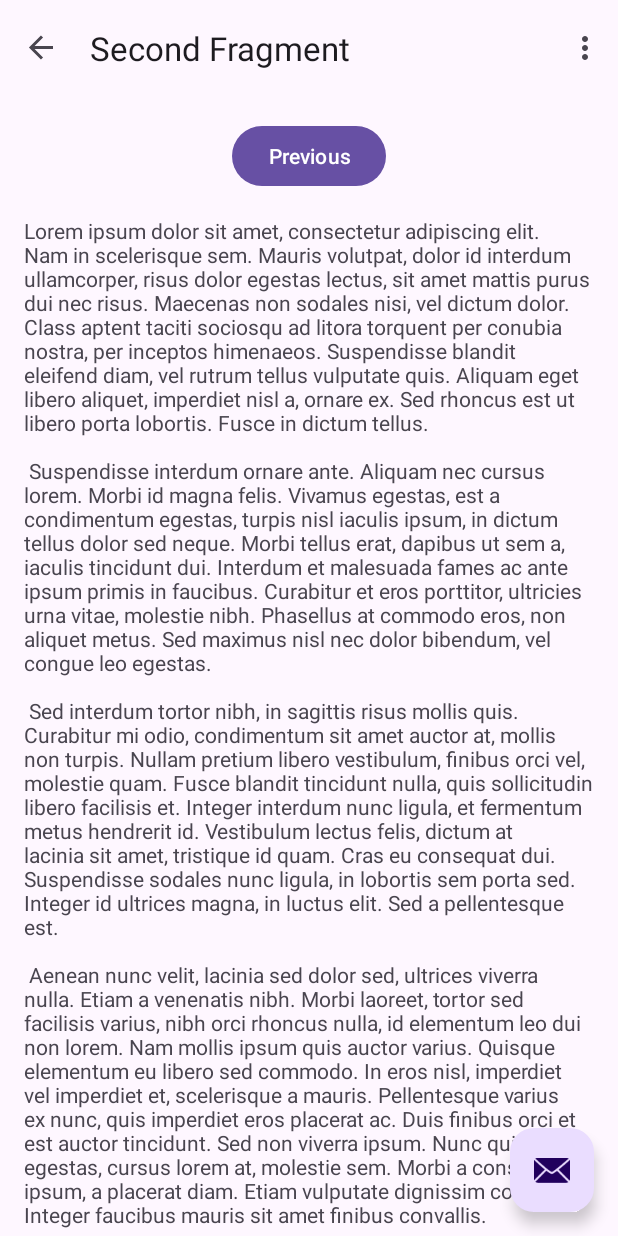
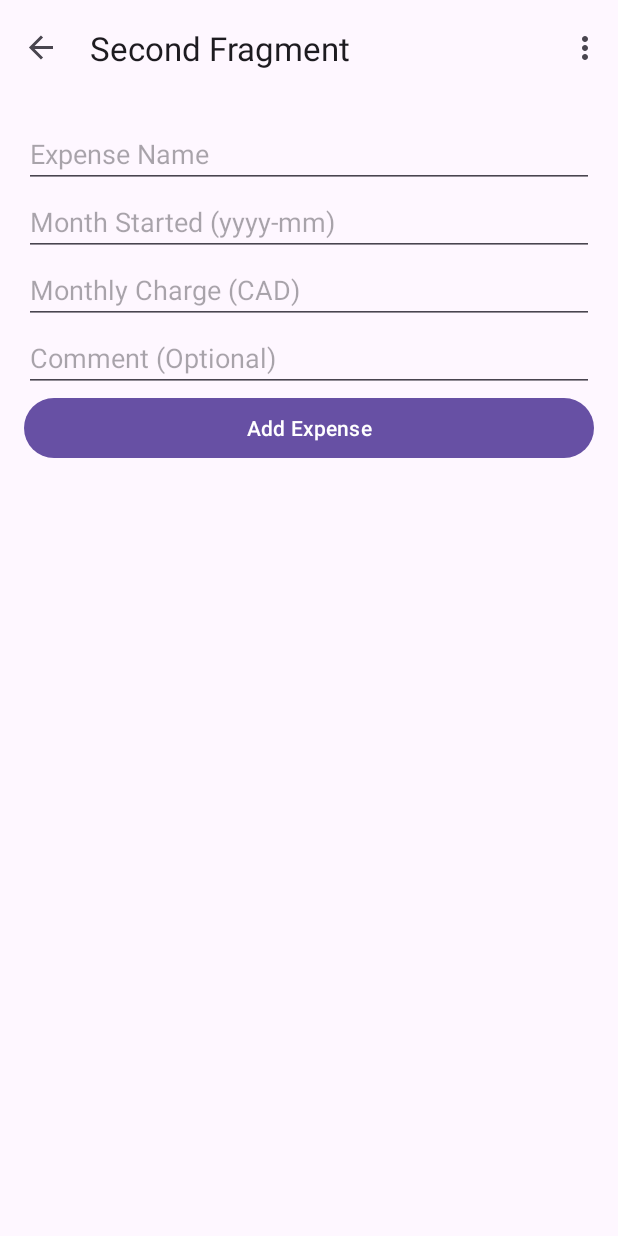
Before and after one commit to nikhilualberta/Android, an Android app: the SecondFragment screen opened through its navigation route, on a phone screen of 412 x 824 dp. Run offline under Robolectric (Android 15) with nearby library versions, the phone set to English and light mode, and no system bars; our stand-ins replace navigation-ui.

Commit message:
added the add expense button

```diff
--- a/nnayyar1ExpBook/app/src/main/java/com/example/nnayyar1_expbook/FirstFragment.java
+++ b/nnayyar1ExpBook/app/src/main/java/com/example/nnayyar1_expbook/FirstFragment.java
@@ -29,7 +29,7 @@ public class FirstFragment extends Fragment {
     public void onViewCreated(@NonNull View view, Bundle savedInstanceState) {
         super.onViewCreated(view, savedInstanceState);
 
-        binding.buttonFirst.setOnClickListener(new View.OnClickListener() {
+        binding.addExpense.setOnClickListener(new View.OnClickListener() {
             @Override
             public void onClick(View view) {
                 NavHostFragment.findNavController(FirstFragment.this)
--- a/nnayyar1ExpBook/app/src/main/java/com/example/nnayyar1_expbook/MainActivity.java
+++ b/nnayyar1ExpBook/app/src/main/java/com/example/nnayyar1_expbook/MainActivity.java
@@ -36,15 +36,6 @@ public class MainActivity extends AppCompatActivity {
         NavController navController = Navigation.findNavController(this, R.id.nav_host_fragment_content_main);
         appBarConfiguration = new AppBarConfiguration.Builder(navController.getGraph()).build();
         NavigationUI.setupActionBarWithNavController(this, navController, appBarConfiguration);
-
-        binding.fab.setOnClickListener(new View.OnClickListener() {
-            @Override
-            public void onClick(View view) {
-                Snackbar.make(view, "Replace with your own action", Snackbar.LENGTH_LONG)
-                        .setAnchorView(R.id.fab)
-                        .setAction("Action", null).show();
-            }
-        });
     }
 
     @Override
--- a/nnayyar1ExpBook/app/src/main/java/com/example/nnayyar1_expbook/SecondFragment.java
+++ b/nnayyar1ExpBook/app/src/main/java/com/example/nnayyar1_expbook/SecondFragment.java
@@ -29,13 +29,13 @@ public class SecondFragment extends Fragment {
     public void onViewCreated(@NonNull View view, Bundle savedInstanceState) {
         super.onViewCreated(view, savedInstanceState);
 
-        binding.buttonSecond.setOnClickListener(new View.OnClickListener() {
-            @Override
-            public void onClick(View view) {
-                NavHostFragment.findNavController(SecondFragment.this)
-                        .navigate(R.id.action_SecondFragment_to_FirstFragment);
-            }
-        });
+//        binding.buttonSecond.setOnClickListener(new View.OnClickListener() {
+//            @Override
+//            public void onClick(View view) {
+//                NavHostFragment.findNavController(SecondFragment.this)
+//                        .navigate(R.id.action_SecondFragment_to_FirstFragment);
+//            }
+//        });
     }
 
     @Override
--- a/nnayyar1ExpBook/app/src/main/res/layout/activity_main.xml
+++ b/nnayyar1ExpBook/app/src/main/res/layout/activity_main.xml
@@ -21,13 +21,6 @@
 
     <include layout="@layout/content_main" />
 
-    <com.google.android.material.floatingactionbutton.FloatingActionButton
-        android:id="@+id/fab"
-        android:layout_width="wrap_content"
-        android:layout_height="wrap_content"
-        android:layout_gravity="bottom|end"
-        android:layout_marginEnd="@dimen/fab_margin"
-        android:layout_marginBottom="16dp"
-        app:srcCompat="@android:drawable/ic_dialog_email" />
+
 
 </androidx.coordinatorlayout.widget.CoordinatorLayout>
--- a/nnayyar1ExpBook/app/src/main/res/layout/fragment_first.xml
+++ b/nnayyar1ExpBook/app/src/main/res/layout/fragment_first.xml
@@ -1,25 +1,23 @@
 <?xml version="1.0" encoding="utf-8"?>
-<androidx.core.widget.NestedScrollView xmlns:android="http://schemas.android.com/apk/res/android"
+<androidx.constraintlayout.widget.ConstraintLayout
+    xmlns:android="http://schemas.android.com/apk/res/android"
     xmlns:app="http://schemas.android.com/apk/res-auto"
     xmlns:tools="http://schemas.android.com/tools"
     android:layout_width="match_parent"
     android:layout_height="match_parent"
+    android:padding="16dp"
     tools:context=".FirstFragment">
 
-    <androidx.constraintlayout.widget.ConstraintLayout
-        android:layout_width="match_parent"
-        android:layout_height="match_parent"
-        android:padding="16dp">
-
-        <Button
-            android:id="@+id/button_first"
+    <com.google.android.material.floatingactionbutton.FloatingActionButton
+        android:id="@+id/addExpense"
         android:layout_width="wrap_content"
         android:layout_height="wrap_content"
-            android:text="@string/next"
-            app:layout_constraintBottom_toTopOf="@id/textview_first"
+        android:layout_gravity="bottom|center"
         app:layout_constraintEnd_toEndOf="parent"
         app:layout_constraintStart_toStartOf="parent"
-            app:layout_constraintTop_toTopOf="parent" />
+        app:srcCompat="@android:drawable/ic_input_add"
+        tools:ignore="MissingConstraints"
+        tools:layout_editor_absoluteY="53dp" />
 
     <TextView
         android:id="@+id/textview_first"
@@ -29,7 +27,6 @@
         android:text="@string/lorem_ipsum"
         app:layout_constraintBottom_toBottomOf="parent"
         app:layout_constraintEnd_toEndOf="parent"
-            app:layout_constraintStart_toStartOf="parent"
-            app:layout_constraintTop_toBottomOf="@id/button_first" />
+        app:layout_constraintStart_toStartOf="parent" />
+
 </androidx.constraintlayout.widget.ConstraintLayout>
-</androidx.core.widget.NestedScrollView>
--- a/nnayyar1ExpBook/app/src/main/res/layout/fragment_second.xml
+++ b/nnayyar1ExpBook/app/src/main/res/layout/fragment_second.xml
@@ -1,35 +1,42 @@
-<?xml version="1.0" encoding="utf-8"?>
-<androidx.core.widget.NestedScrollView xmlns:android="http://schemas.android.com/apk/res/android"
-    xmlns:app="http://schemas.android.com/apk/res-auto"
-    xmlns:tools="http://schemas.android.com/tools"
+<!-- activity_add_expense.xml -->
+<LinearLayout xmlns:android="http://schemas.android.com/apk/res/android"
     android:layout_width="match_parent"
     android:layout_height="match_parent"
-    tools:context=".SecondFragment">
+    android:orientation="vertical"
+    android:padding="16dp">
 
-    <androidx.constraintlayout.widget.ConstraintLayout
+    <EditText
+        android:id="@+id/editTextName"
         android:layout_width="match_parent"
-        android:layout_height="match_parent"
-        android:padding="16dp">
+        android:layout_height="wrap_content"
+        android:hint="Expense Name"
+        android:inputType="textCapWords" />
 
-        <Button
-            android:id="@+id/button_second"
-            android:layout_width="wrap_content"
-            android:layout_height="wrap_content"
-            android:text="@string/previous"
-            app:layout_constraintBottom_toTopOf="@id/textview_second"
-            app:layout_constraintEnd_toEndOf="parent"
-            app:layout_constraintStart_toStartOf="parent"
-            app:layout_constraintTop_toTopOf="parent" />
+    <EditText
+        android:id="@+id/editTextDate"
+        android:layout_width="match_parent"
+        android:layout_height="wrap_content"
+        android:hint="Month Started (yyyy-mm)"
+        android:inputType="text" />
 
-        <TextView
-            android:id="@+id/textview_second"
-            android:layout_width="wrap_content"
-            android:layout_height="wrap_content"
-            android:layout_marginTop="16dp"
-            android:text="@string/lorem_ipsum"
-            app:layout_constraintBottom_toBottomOf="parent"
-            app:layout_constraintEnd_toEndOf="parent"
-            app:layout_constraintStart_toStartOf="parent"
-            app:layout_constraintTop_toBottomOf="@id/button_second" />
-    </androidx.constraintlayout.widget.ConstraintLayout>
-</androidx.core.widget.NestedScrollView>
+    <EditText
+        android:id="@+id/editTextCharge"
+        android:layout_width="match_parent"
+        android:layout_height="wrap_content"
+        android:hint="Monthly Charge (CAD)"
+        android:inputType="numberDecimal" />
+
+    <EditText
+        android:id="@+id/editTextComment"
+        android:layout_width="match_parent"
+        android:layout_height="wrap_content"
+        android:hint="Comment (Optional)"
+        android:inputType="text" />
+
+    <Button
+        android:id="@+id/buttonAddExpense"
+        android:layout_width="match_parent"
+        android:layout_height="wrap_content"
+        android:text="Add Expense" />
+
+</LinearLayout>
--- a/nnayyar1ExpBook/app/src/main/res/values/strings.xml
+++ b/nnayyar1ExpBook/app/src/main/res/values/strings.xml
@@ -8,39 +8,6 @@
     <string name="previous">Previous</string>
 
     <string name="lorem_ipsum">
-        Lorem ipsum dolor sit amet, consectetur adipiscing elit. Nam in scelerisque sem. Mauris
-        volutpat, dolor id interdum ullamcorper, risus dolor egestas lectus, sit amet mattis purus
-        dui nec risus. Maecenas non sodales nisi, vel dictum dolor. Class aptent taciti sociosqu ad
-        litora torquent per conubia nostra, per inceptos himenaeos. Suspendisse blandit eleifend
-        diam, vel rutrum tellus vulputate quis. Aliquam eget libero aliquet, imperdiet nisl a,
-        ornare ex. Sed rhoncus est ut libero porta lobortis. Fusce in dictum tellus.\n\n
-        Suspendisse interdum ornare ante. Aliquam nec cursus lorem. Morbi id magna felis. Vivamus
-        egestas, est a condimentum egestas, turpis nisl iaculis ipsum, in dictum tellus dolor sed
-        neque. Morbi tellus erat, dapibus ut sem a, iaculis tincidunt dui. Interdum et malesuada
-        fames ac ante ipsum primis in faucibus. Curabitur et eros porttitor, ultricies urna vitae,
-        molestie nibh. Phasellus at commodo eros, non aliquet metus. Sed maximus nisl nec dolor
-        bibendum, vel congue leo egestas.\n\n
-        Sed interdum tortor nibh, in sagittis risus mollis quis. Curabitur mi odio, condimentum sit
-        amet auctor at, mollis non turpis. Nullam pretium libero vestibulum, finibus orci vel,
-        molestie quam. Fusce blandit tincidunt nulla, quis sollicitudin libero facilisis et. Integer
-        interdum nunc ligula, et fermentum metus hendrerit id. Vestibulum lectus felis, dictum at
-        lacinia sit amet, tristique id quam. Cras eu consequat dui. Suspendisse sodales nunc ligula,
-        in lobortis sem porta sed. Integer id ultrices magna, in luctus elit. Sed a pellentesque
-        est.\n\n
-        Aenean nunc velit, lacinia sed dolor sed, ultrices viverra nulla. Etiam a venenatis nibh.
-        Morbi laoreet, tortor sed facilisis varius, nibh orci rhoncus nulla, id elementum leo dui
-        non lorem. Nam mollis ipsum quis auctor varius. Quisque elementum eu libero sed commodo. In
-        eros nisl, imperdiet vel imperdiet et, scelerisque a mauris. Pellentesque varius ex nunc,
-        quis imperdiet eros placerat ac. Duis finibus orci et est auctor tincidunt. Sed non viverra
-        ipsum. Nunc quis augue egestas, cursus lorem at, molestie sem. Morbi a consectetur ipsum, a
-        placerat diam. Etiam vulputate dignissim convallis. Integer faucibus mauris sit amet finibus
-        convallis.\n\n
-        Phasellus in aliquet mi. Pellentesque habitant morbi tristique senectus et netus et
-        malesuada fames ac turpis egestas. In volutpat arcu ut felis sagittis, in finibus massa
-        gravida. Pellentesque id tellus orci. Integer dictum, lorem sed efficitur ullamcorper,
-        libero justo consectetur ipsum, in mollis nisl ex sed nisl. Donec maximus ullamcorper
-        sodales. Praesent bibendum rhoncus tellus nec feugiat. In a ornare nulla. Donec rhoncus
-        libero vel nunc consequat, quis tincidunt nisl eleifend. Cras bibendum enim a justo luctus
-        vestibulum. Fusce dictum libero quis erat maximus, vitae volutpat diam dignissim.
+
     </string>
 </resources>
```
Lines whose indentation alone changed are shown as unchanged.
